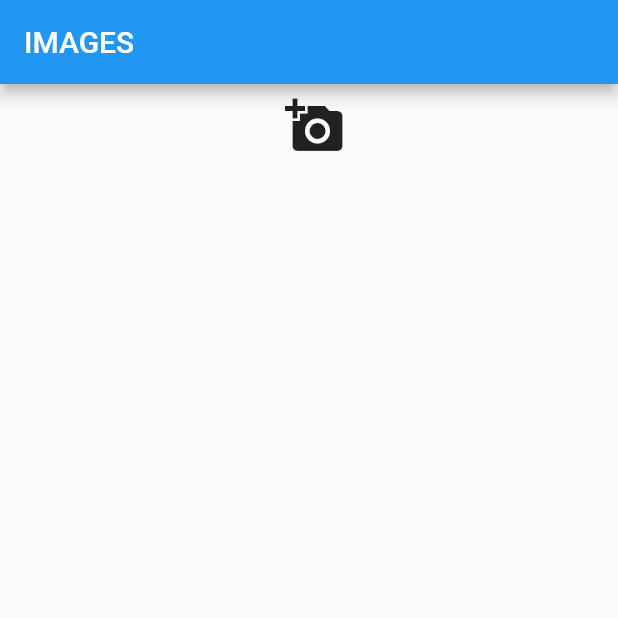
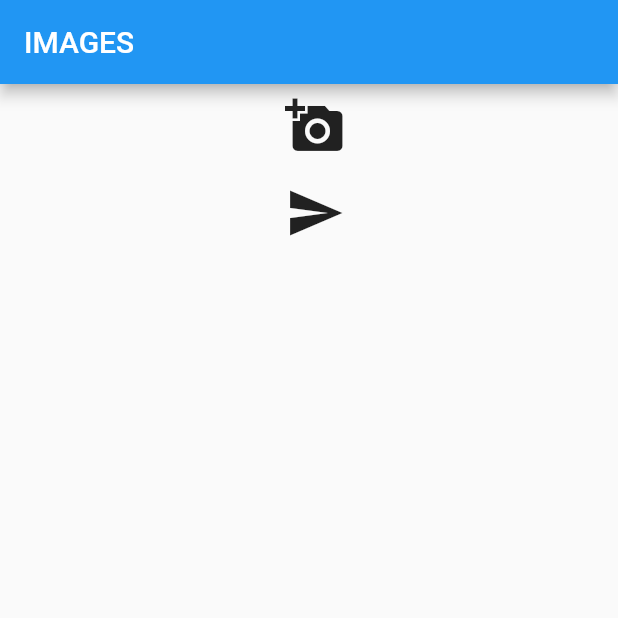
Before and after one commit to Brian1011/flutter_widgets_documentation, a Flutter app: the screen it shows after launch, after a tap on the "add a photo" icon, on a phone screen of 412 x 824 dp, the top half of it. Run offline on Flutter 3.47's test engine with Material 2 defaults, Android fonts, the phone set to English and light mode, and no system bars; our stand-ins replace dio, image_picker.

Commit message:
select multiple images and send to api

```diff
--- a/lib/upload_screen.dart
+++ b/lib/upload_screen.dart
@@ -11,6 +11,8 @@ class UploadScreen extends StatefulWidget {
 
 class _UploadScreenState extends State<UploadScreen> {
   List<XFile>? documentImages = [];
+  // list of multipart files
+  List<MultipartFile> processedImages = [];
   pickMultipleImages() async {
     try {
       final ImagePicker _picker = ImagePicker();
@@ -18,21 +20,45 @@ class _UploadScreenState extends State<UploadScreen> {
       final List<XFile>? images = await _picker.pickMultiImage();
       if (images != null) {
         documentImages = images;
+        processedImages = [];
         for (var element in images) {
           print('*********IMAGE PATH');
           print(element.path);
+
+          // add to multipart file
+          /* processedImages.add(MultipartFile(
+              File(element.path).readAsBytes().asStream(),
+              File(element.path).lengthSync(),
+              filename: element.path.split("/").last));*/
+
+          processedImages.add(await MultipartFile.fromFile(element.path));
         }
       }
     } catch (e) {
-      print('***********ERROR ${e}');
+      print('***********IMAGES ERROR ${e}');
     }
   }
 
   sendToApi() async {
     Response response;
     var dio = Dio();
-    var data = {'data_field_1': 'one', 'images': documentImages};
-    response = await dio.post('');
+
+    // create data variable
+    var data = {'data_field_1': 'one', 'fileName': processedImages};
+
+    // convert data to form data
+    var newData = FormData.fromMap(data);
+
+    // call the api with the data
+    await dio
+        .post('http://192.168.100.213:8000/api/multiple-image-upload',
+            data: newData)
+        .then((dataResponse) {
+      print(dataResponse);
+    }).catchError((error) {
+      print('******************ERROR');
+      print(error);
+    });
   }
 
   @override
@@ -52,7 +78,17 @@ class _UploadScreenState extends State<UploadScreen> {
                     icon: const Icon(
                       Icons.add_a_photo,
                       size: 40,
-                    )))
+                    ))),
+            const SizedBox(
+              height: 10,
+            ),
+            Center(
+                child: IconButton(
+                    onPressed: sendToApi,
+                    icon: const Icon(
+                      Icons.send,
+                      size: 40,
+                    ))),
           ],
         ),
       ),
```
